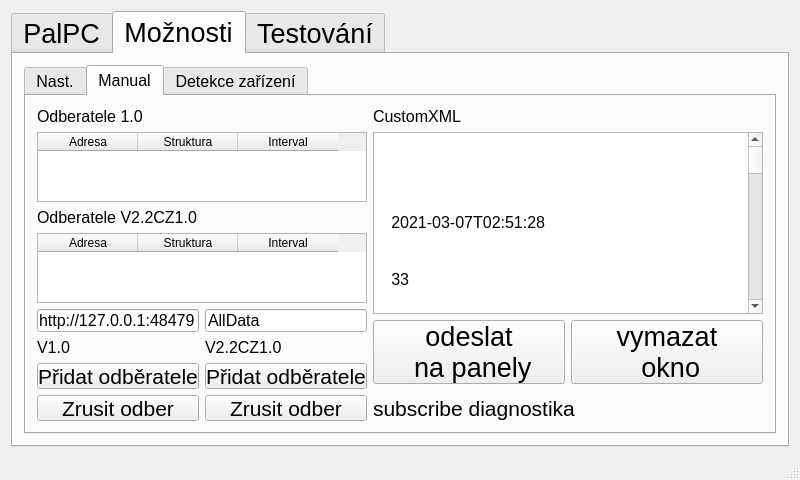
Above: mainwindow.ui from frutabruta/VDV301tester before the change. Below: the same form after it.
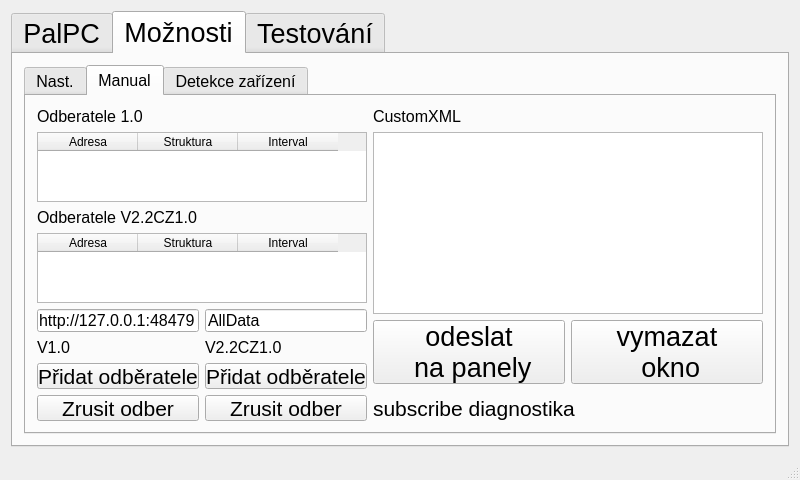
That is the form after the change. The open tabs and pages were chosen to show the change.

```diff
--- a/mainwindow.ui
+++ b/mainwindow.ui
@@ -3084,227 +3084,7 @@
               <item>
                <widget class="QPlainTextEdit" name="plainTextEditCustomXml">
                 <property name="plainText">
-                 <string>&lt;?xml version=&quot;1.0&quot; encoding=&quot;utf-8&quot; ?&gt;
-&lt;CustomerInformationService.GetAllDataResponse&gt;
- &lt;AllData&gt;
-  &lt;TimeStamp&gt;
-   &lt;Value&gt;2021-03-07T02:51:28&lt;/Value&gt;
-  &lt;/TimeStamp&gt;
-  &lt;VehicleRef&gt;
-   &lt;Value&gt;33&lt;/Value&gt;
-  &lt;/VehicleRef&gt;
-  &lt;DefaultLanguage&gt;
-   &lt;Value&gt;cz&lt;/Value&gt;
-  &lt;/DefaultLanguage&gt;
-  &lt;TripInformation&gt;
-   &lt;TripRef&gt;
-    &lt;Value&gt;3&lt;/Value&gt;
-   &lt;/TripRef&gt;
-   &lt;StopSequence&gt;
-    &lt;StopPoint&gt;
-     &lt;StopIndex&gt;
-      &lt;Value&gt;0&lt;/Value&gt;
-     &lt;/StopIndex&gt;
-     &lt;StopRef&gt;
-      &lt;Value&gt;Ref:0&lt;/Value&gt;
-     &lt;/StopRef&gt;
-     &lt;StopName&gt;
-      &lt;Value&gt;Sídliště Radotín&lt;/Value&gt;
-      &lt;Language&gt;cz&lt;/Language&gt;
-     &lt;/StopName&gt;
-     &lt;DisplayContent&gt;
-      &lt;DisplayContentRef&gt;
-       &lt;Value&gt;1234&lt;/Value&gt;
-      &lt;/DisplayContentRef&gt;
-      &lt;LineInformation&gt;
-       &lt;LineRef&gt;
-        &lt;Value&gt;100315&lt;/Value&gt;
-       &lt;/LineRef&gt;
-       &lt;LineName&gt;
-        &lt;Value&gt;315&lt;/Value&gt;
-        &lt;Language&gt;cz&lt;/Language&gt;
-       &lt;/LineName&gt;
-       &lt;LineNumber&gt;
-        &lt;Value&gt;100315&lt;/Value&gt;
-       &lt;/LineNumber&gt;
-      &lt;/LineInformation&gt;
-      &lt;Destination&gt;
-       &lt;DestinationRef&gt;
-        &lt;Value&gt;22&lt;/Value&gt;
-       &lt;/DestinationRef&gt;
-       &lt;DestinationName&gt;
-        &lt;Value&gt;Zdická&lt;/Value&gt;
-        &lt;Language&gt;cz&lt;/Language&gt;
-       &lt;/DestinationName&gt;
-      &lt;/Destination&gt;
-     &lt;/DisplayContent&gt;
-    &lt;/StopPoint&gt;
-    &lt;StopPoint&gt;
-     &lt;StopIndex&gt;
-      &lt;Value&gt;1&lt;/Value&gt;
-     &lt;/StopIndex&gt;
-     &lt;StopRef&gt;
-      &lt;Value&gt;Ref:1&lt;/Value&gt;
-     &lt;/StopRef&gt;
-     &lt;StopName&gt;
-      &lt;Value&gt;Sídliště Radotín&lt;/Value&gt;
-      &lt;Language&gt;cz&lt;/Language&gt;
-     &lt;/StopName&gt;
-     &lt;DisplayContent&gt;
-      &lt;DisplayContentRef&gt;
-       &lt;Value&gt;1234&lt;/Value&gt;
-      &lt;/DisplayContentRef&gt;
-      &lt;LineInformation&gt;
-       &lt;LineRef&gt;
-        &lt;Value&gt;100315&lt;/Value&gt;
-       &lt;/LineRef&gt;
-       &lt;LineName&gt;
-        &lt;Value&gt;315&lt;/Value&gt;
-        &lt;Language&gt;cz&lt;/Language&gt;
-       &lt;/LineName&gt;
-       &lt;LineNumber&gt;
-        &lt;Value&gt;100315&lt;/Value&gt;
-       &lt;/LineNumber&gt;
-      &lt;/LineInformation&gt;
-      &lt;Destination&gt;
-       &lt;DestinationRef&gt;
-        &lt;Value&gt;22&lt;/Value&gt;
-       &lt;/DestinationRef&gt;
-       &lt;DestinationName&gt;
-        &lt;Value&gt;Zdická&lt;/Value&gt;
-        &lt;Language&gt;cz&lt;/Language&gt;
-       &lt;/DestinationName&gt;
-      &lt;/Destination&gt;
-     &lt;/DisplayContent&gt;
-    &lt;/StopPoint&gt;
-    &lt;StopPoint&gt;
-     &lt;StopIndex&gt;
-      &lt;Value&gt;2&lt;/Value&gt;
-     &lt;/StopIndex&gt;
-     &lt;StopRef&gt;
-      &lt;Value&gt;Ref:2&lt;/Value&gt;
-     &lt;/StopRef&gt;
-     &lt;StopName&gt;
-      &lt;Value&gt;Černošice,U Vodárny&lt;/Value&gt;
-      &lt;Language&gt;cz&lt;/Language&gt;
-     &lt;/StopName&gt;
-     &lt;DisplayContent&gt;
-      &lt;DisplayContentRef&gt;
-       &lt;Value&gt;1234&lt;/Value&gt;
-      &lt;/DisplayContentRef&gt;
-      &lt;LineInformation&gt;
-       &lt;LineRef&gt;
-        &lt;Value&gt;100315&lt;/Value&gt;
-       &lt;/LineRef&gt;
-       &lt;LineName&gt;
-        &lt;Value&gt;315&lt;/Value&gt;
-        &lt;Language&gt;cz&lt;/Language&gt;
-       &lt;/LineName&gt;
-       &lt;LineNumber&gt;
-        &lt;Value&gt;100315&lt;/Value&gt;
-       &lt;/LineNumber&gt;
-      &lt;/LineInformation&gt;
-      &lt;Destination&gt;
-       &lt;DestinationRef&gt;
-        &lt;Value&gt;22&lt;/Value&gt;
-       &lt;/DestinationRef&gt;
-       &lt;DestinationName&gt;
-        &lt;Value&gt;Zdická&lt;/Value&gt;
-        &lt;Language&gt;cz&lt;/Language&gt;
-       &lt;/DestinationName&gt;
-      &lt;/Destination&gt;
-     &lt;/DisplayContent&gt;
-    &lt;/StopPoint&gt;
-    &lt;StopPoint&gt;
-     &lt;StopIndex&gt;
-      &lt;Value&gt;3&lt;/Value&gt;
-     &lt;/StopIndex&gt;
-     &lt;StopRef&gt;
-      &lt;Value&gt;Ref:3&lt;/Value&gt;
-     &lt;/StopRef&gt;
-     &lt;StopName&gt;
-      &lt;Value&gt;Černošice,Žel.zast.&lt;/Value&gt;
-      &lt;Language&gt;cz&lt;/Language&gt;
-     &lt;/StopName&gt;
-     &lt;DisplayContent&gt;
-      &lt;DisplayContentRef&gt;
-       &lt;Value&gt;1234&lt;/Value&gt;
-      &lt;/DisplayContentRef&gt;
-      &lt;LineInformation&gt;
-       &lt;LineRef&gt;
-        &lt;Value&gt;100315&lt;/Value&gt;
-       &lt;/LineRef&gt;
-       &lt;LineName&gt;
-        &lt;Value&gt;315&lt;/Value&gt;
-        &lt;Language&gt;cz&lt;/Language&gt;
-       &lt;/LineName&gt;
-       &lt;LineNumber&gt;
-        &lt;Value&gt;100315&lt;/Value&gt;
-       &lt;/LineNumber&gt;
-      &lt;/LineInformation&gt;
-      &lt;Destination&gt;
-       &lt;DestinationRef&gt;
-        &lt;Value&gt;22&lt;/Value&gt;
-       &lt;/DestinationRef&gt;
-       &lt;DestinationName&gt;
-        &lt;Value&gt;Zdická&lt;/Value&gt;
-        &lt;Language&gt;cz&lt;/Language&gt;
-       &lt;/DestinationName&gt;
-      &lt;/Destination&gt;
-     &lt;/DisplayContent&gt;
-    &lt;/StopPoint&gt;
-    &lt;StopPoint&gt;
-     &lt;StopIndex&gt;
-      &lt;Value&gt;4&lt;/Value&gt;
-     &lt;/StopIndex&gt;
-     &lt;StopRef&gt;
-      &lt;Value&gt;Ref:4&lt;/Value&gt;
-     &lt;/StopRef&gt;
-     &lt;StopName&gt;
-      &lt;Value&gt;Zdická&lt;/Value&gt;
-      &lt;Language&gt;cz&lt;/Language&gt;
-     &lt;/StopName&gt;
-     &lt;DisplayContent&gt;
-      &lt;DisplayContentRef&gt;
-       &lt;Value&gt;1234&lt;/Value&gt;
-      &lt;/DisplayContentRef&gt;
-      &lt;LineInformation&gt;
-       &lt;LineRef&gt;
-        &lt;Value&gt;100315&lt;/Value&gt;
-       &lt;/LineRef&gt;
-       &lt;LineName&gt;
-        &lt;Value&gt;315&lt;/Value&gt;
-        &lt;Language&gt;cz&lt;/Language&gt;
-       &lt;/LineName&gt;
-       &lt;LineNumber&gt;
-        &lt;Value&gt;100315&lt;/Value&gt;
-       &lt;/LineNumber&gt;
-      &lt;/LineInformation&gt;
-      &lt;Destination&gt;
-       &lt;DestinationRef&gt;
-        &lt;Value&gt;22&lt;/Value&gt;
-       &lt;/DestinationRef&gt;
-       &lt;DestinationName&gt;
-        &lt;Value&gt;Zdická&lt;/Value&gt;
-        &lt;Language&gt;cz&lt;/Language&gt;
-       &lt;/DestinationName&gt;
-      &lt;/Destination&gt;
-     &lt;/DisplayContent&gt;
-    &lt;/StopPoint&gt;
-   &lt;/StopSequence&gt;
-   &lt;LocationState&gt;AtStop&lt;/LocationState&gt;
-  &lt;/TripInformation&gt;
-  &lt;CurrentStopIndex&gt;
-   &lt;Value&gt;0&lt;/Value&gt;
-  &lt;/CurrentStopIndex&gt;
-  &lt;RouteDeviation&gt;onroute&lt;/RouteDeviation&gt;
-  &lt;DoorState&gt;AllDoorsClosed&lt;/DoorState&gt;
-  &lt;VehicleStopRequested&gt;
-   &lt;Value&gt;0&lt;/Value&gt;
-  &lt;/VehicleStopRequested&gt;
-  &lt;ExitSide&gt;right&lt;/ExitSide&gt;
- &lt;/AllData&gt;
-&lt;/CustomerInformationService.GetAllDataResponse&gt;</string>
+                 <string/>
                 </property>
                </widget>
               </item>
```
Left out of the diff: 94 changed lines with no effect on the pictures.
